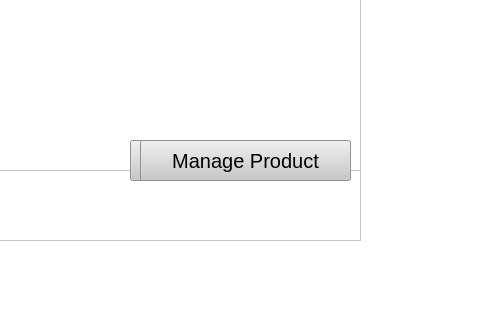
First picture: the form in app/UserInterface/Pages/StockWindow.ui, repository JunlinDu/PHP-SRePS, before the edit; both pictures show x 920 to 1400 and y 520 to 846 of the 1400 by 846 pixel window.
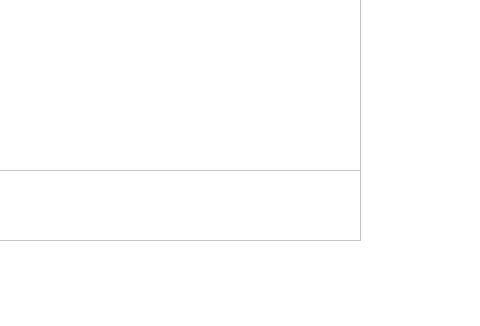
Second picture: the form after the edit. Icons and pictures are not drawn.

```diff
--- a/app/UserInterface/Pages/StockWindow.ui
+++ b/app/UserInterface/Pages/StockWindow.ui
@@ -477,54 +477,6 @@
       <string>Manage Existing Products</string>
      </property>
     </widget>
-    <widget class="QPushButton" name="CreateProductButton_4">
-     <property name="geometry">
-      <rect>
-       <x>740</x>
-       <y>630</y>
-       <width>211</width>
-       <height>41</height>
-      </rect>
-     </property>
-     <property name="font">
-      <font>
-       <family>MS Sans Serif</family>
-       <pointsize>15</pointsize>
-       <weight>50</weight>
-       <bold>false</bold>
-      </font>
-     </property>
-     <property name="styleSheet">
-      <string notr="true">background-color: rgb(200, 200, 200);</string>
-     </property>
-     <property name="text">
-      <string>Manage Product</string>
-     </property>
-    </widget>
-    <widget class="QPushButton" name="CreateProductButton_5">
-     <property name="geometry">
-      <rect>
-       <x>750</x>
-       <y>630</y>
-       <width>211</width>
-       <height>41</height>
-      </rect>
-     </property>
-     <property name="font">
-      <font>
-       <family>MS Sans Serif</family>
-       <pointsize>15</pointsize>
-       <weight>50</weight>
-       <bold>false</bold>
-      </font>
-     </property>
-     <property name="styleSheet">
-      <string notr="true">background-color: rgb(200, 200, 200);</string>
-     </property>
-     <property name="text">
-      <string>Manage Product</string>
-     </property>
-    </widget>
    </widget>
   </widget>
   <widget class="QStatusBar" name="statusbar"/>
```
